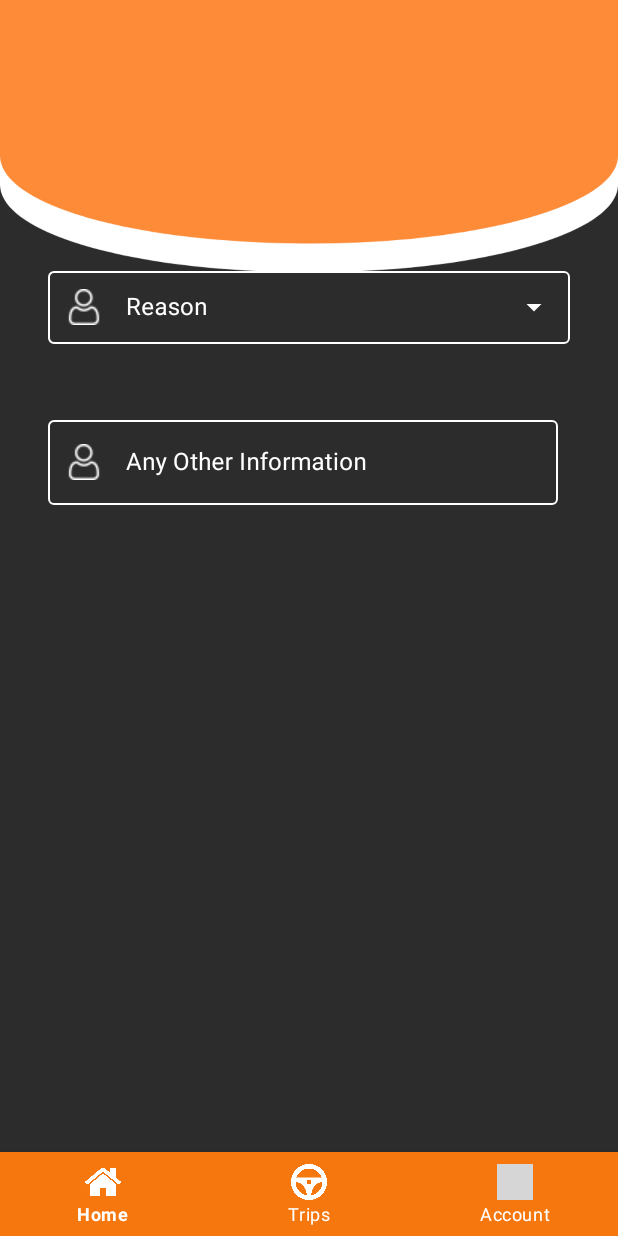
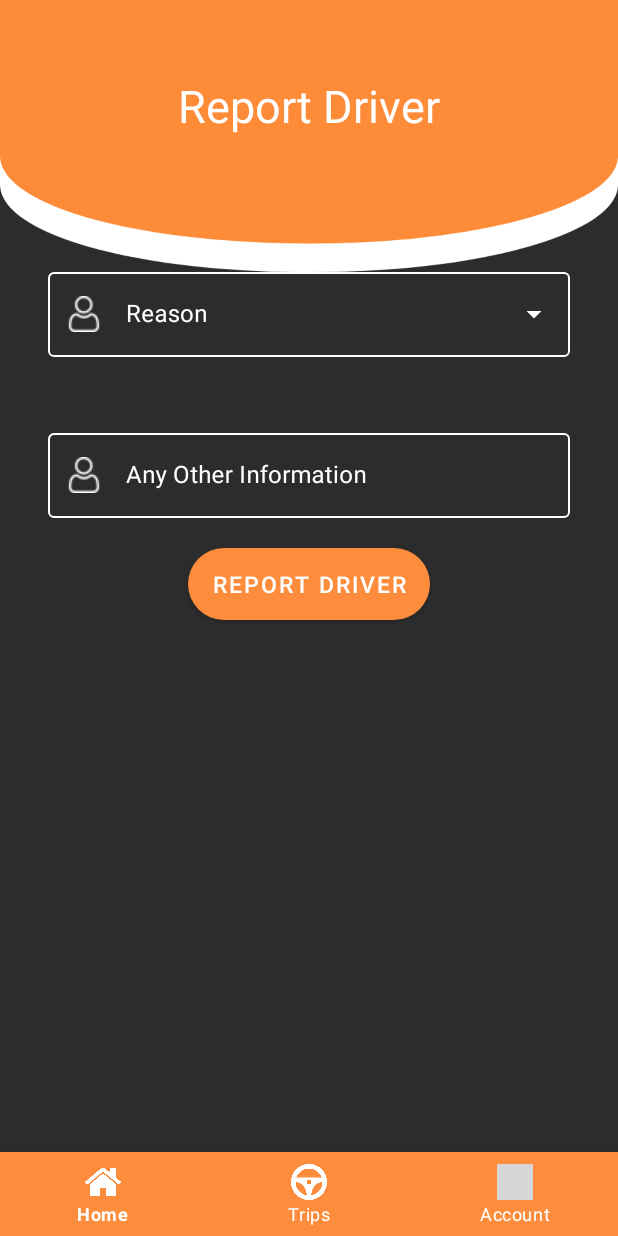
Before and after one commit to JaredSlobby/HomeJames, an Android app: the fragment ReportDriver placed in its activity, on a phone screen of 412 x 824 dp. Run offline under Robolectric (Android 15) with nearby library versions, the phone set to English and light mode, and no system bars; our stand-ins replace Firebase (no records; nobody signed in at launch, a user with empty details on screens opened directly); grey boxes are pictures that could not be loaded.

Commit message:
Added Reports Feature and adds to Firestore

```diff
--- a/app/src/main/java/com/example/homejameswil/ReportDriver.java
+++ b/app/src/main/java/com/example/homejameswil/ReportDriver.java
@@ -2,30 +2,47 @@ package com.example.homejameswil;
 
 import android.os.Bundle;
 
+import androidx.annotation.NonNull;
 import androidx.fragment.app.Fragment;
 
+import android.util.Log;
 import android.view.LayoutInflater;
 import android.view.View;
 import android.view.ViewGroup;
 import android.widget.AdapterView;
 import android.widget.ArrayAdapter;
 import android.widget.AutoCompleteTextView;
+import android.widget.Button;
 import android.widget.Toast;
 
+import com.google.android.gms.tasks.OnFailureListener;
+import com.google.android.gms.tasks.OnSuccessListener;
 import com.google.android.material.textfield.MaterialAutoCompleteTextView;
+import com.google.firebase.auth.FirebaseAuth;
+import com.google.firebase.auth.FirebaseUser;
+import com.google.firebase.firestore.DocumentReference;
+import com.google.firebase.firestore.FirebaseFirestore;
 
 import java.util.ArrayList;
+import java.util.HashMap;
+import java.util.Map;
 
 public class ReportDriver extends Fragment
 {
     View view;
     AutoCompleteTextView ReportDriver;
+    Button btnReportDriver;
+    FirebaseUser user;
+    String uid, DriverUID, docID;
     @Override
     public View onCreateView(LayoutInflater inflater, ViewGroup container, Bundle savedInstanceState)
     {
         view = inflater.inflate(R.layout.fragment_report_driver, container, false);
 
         DropDown();
+        submitDriverReport();
+
+
         return view;
     }
 
@@ -46,4 +63,57 @@ public class ReportDriver extends Fragment
             }
         });
     }
+
+
+    private void submitDriverReport()
+    {
+
+        Bundle bundleReport = this.getArguments();
+
+        if(bundleReport != null)
+        {
+
+            DriverUID = bundleReport.getString("DriverUID");
+            docID = bundleReport.getString("docID");
+        }
+
+        btnReportDriver = view.findViewById(R.id.btnReportDriver);
+        btnReportDriver.setOnClickListener(new View.OnClickListener()
+        {
+            @Override
+            public void onClick(View v)
+            {
+                FirebaseFirestore db = FirebaseFirestore.getInstance();
+
+                // Get logged in user UID
+                user = FirebaseAuth.getInstance().getCurrentUser();
+                uid = user.getUid();
+
+                //Creating report object
+                Map<String, Object> report = new HashMap<>();
+                report.put("CustomerUID", uid);
+                report.put("DriverUID", DriverUID);
+                report.put("Reason", ReportDriver.getText().toString());
+
+                //Writing to Firestore specifying collection path with custom set Document reference
+                // Add a new document with a generated ID
+                db.collection("Reports").add(report).addOnSuccessListener(new OnSuccessListener<DocumentReference>()
+                        {
+                            @Override
+                            public void onSuccess(DocumentReference documentReference)
+                            {
+                                Log.d("TAG", "DocumentSnapshot added with ID: " + documentReference.getId());
+                            }
+                        })
+                        .addOnFailureListener(new OnFailureListener()
+                        {
+                            @Override
+                            public void onFailure(@NonNull Exception e)
+                            {
+                                Log.w("TAG", "Error adding document", e);
+                            }
+                        });
+            }
+        });
+    }
 }
--- a/app/src/main/res/layout/activity_admin_dashboard.xml
+++ b/app/src/main/res/layout/activity_admin_dashboard.xml
@@ -12,7 +12,7 @@
         android:layout_width="match_parent"
         android:layout_height="wrap_content"
         android:layout_gravity="bottom"
-        app:backgroundTint="#F7770F"
+        app:backgroundTint="#fd8d3c"
         app:itemTextColor="@color/white"
         app:itemIconTint="@color/white"
 
--- a/app/src/main/res/layout/activity_driver_landing_page.xml
+++ b/app/src/main/res/layout/activity_driver_landing_page.xml
@@ -13,7 +13,7 @@
         android:layout_gravity="bottom"
         app:layout_constraintBottom_toBottomOf="parent"
         app:menu="@menu/bottom_navigation_menu_driver"
-        app:backgroundTint="#F7770F"
+        app:backgroundTint="#fd8d3c"
         app:itemTextColor="@color/white"
         app:itemIconTint="@color/white"
         />
--- a/app/src/main/res/layout/activity_main.xml
+++ b/app/src/main/res/layout/activity_main.xml
@@ -12,7 +12,7 @@
         android:layout_width="match_parent"
         android:layout_height="wrap_content"
         android:layout_gravity="bottom"
-        app:backgroundTint="#F7770F"
+        app:backgroundTint="#fd8d3c"
         app:itemTextColor="@color/white"
         app:itemIconTint="@color/white"
 
--- a/app/src/main/res/layout/fragment_report_driver.xml
+++ b/app/src/main/res/layout/fragment_report_driver.xml
@@ -10,13 +10,21 @@
 <LinearLayout
     android:layout_width="match_parent"
     android:layout_height="match_parent"
-    android:layout_marginTop="130dp"
+    android:layout_marginTop="50dp"
     android:orientation="vertical">
+
+    <TextView
+        android:layout_width="wrap_content"
+        android:layout_height="wrap_content"
+        android:text="@string/report_driver"
+        android:textColor="@color/white"
+        android:textSize="30sp"
+        android:layout_gravity="center"/>
 
 
     <com.google.android.material.textfield.TextInputLayout
 
-        style="@style/Widget.MaterialComponents.TextInputLayout.OutlinedBox.Dense.ExposedDropdownMenu"
+        style="@style/Widget.MaterialComponents.TextInputLayout.OutlinedBox.ExposedDropdownMenu"
         android:id="@+id/textInputLayoutReason"
         android:layout_width="match_parent"
         android:layout_height="wrap_content"
@@ -33,7 +41,7 @@
         app:layout_constraintStart_toStartOf="parent"
         app:layout_constraintTop_toBottomOf="@+id/EditPersonalDetails"
         app:layout_constraintVertical_bias="1.0"
-        android:layout_marginTop="45dp">
+        android:layout_marginTop="85dp">
 
         <AutoCompleteTextView
             android:layout_width="match_parent"
@@ -43,8 +51,6 @@
             android:textColor="@color/white"
             android:hint="@string/reason" />
     </com.google.android.material.textfield.TextInputLayout>
-
-
 
 
     <com.google.android.material.textfield.TextInputLayout
@@ -75,7 +81,7 @@
 
         <com.google.android.material.textfield.TextInputEditText
             android:id="@+id/Name"
-            android:layout_width="340dp"
+            android:layout_width="match_parent"
             android:textColor="@color/white"
             android:maxLines="1"
             android:layout_height="match_parent"
@@ -83,9 +89,19 @@
     </com.google.android.material.textfield.TextInputLayout>
 
 
+    <Button
+        android:id="@+id/btnReportDriver"
+        android:layout_width="wrap_content"
+        android:layout_height="wrap_content"
+        android:background="@drawable/rounded_corner"
+        android:layout_marginTop="20dp"
+        android:text="@string/report_driver"
+        android:layout_gravity="center"
+        android:backgroundTint="#fd8d3c"
+        android:textColor="@color/white"
+        android:textSize="15sp"/>
+
+</LinearLayout>
 
 
-
-
-</LinearLayout>
 </FrameLayout>
--- a/app/src/main/res/values/Style.xml
+++ b/app/src/main/res/values/Style.xml
@@ -16,4 +16,5 @@
         <!--<item name="textAppearanceCaption"></item>-->
     </style>
 
+
 </resources>
```
Also changed, not shown: app/src/main/java/com/example/homejameswil/Login.java (+11 -8 lines), app/src/main/java/com/example/homejameswil/PreviousTrips.java (+18 -3 lines).
